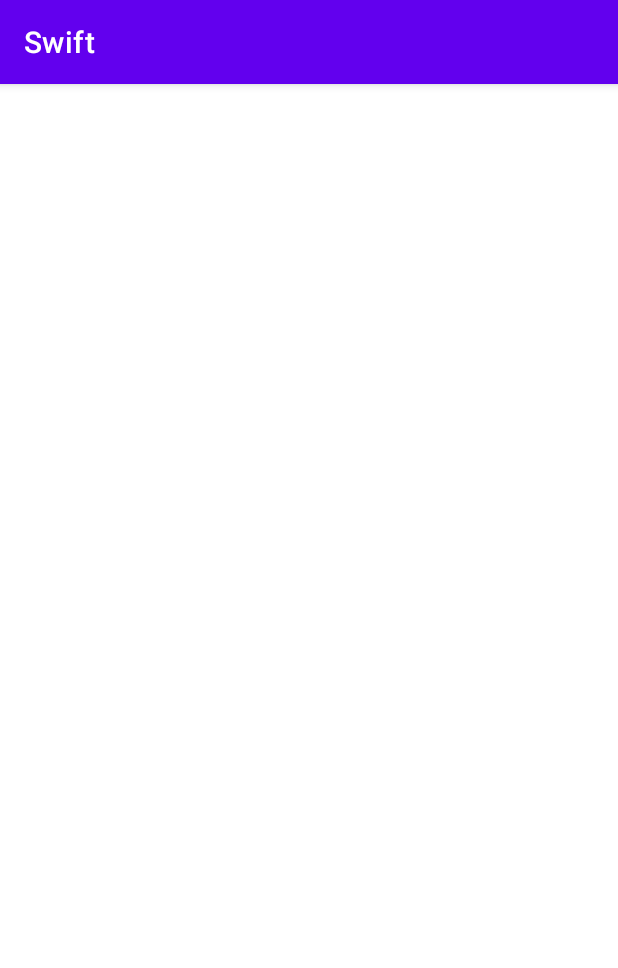
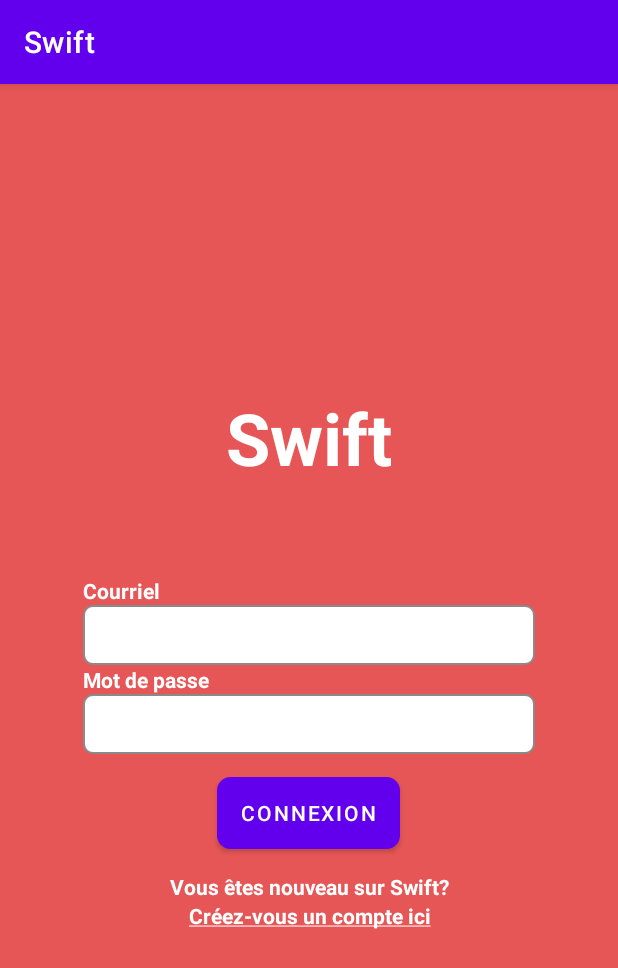
Before and after one commit to FrederickPerazzelli/projetMobile, an Android app: the LoginActivity screen opened directly, with no data from a screen before it, on a phone screen of 412 x 824 dp. Shown: the top 968 px of the screen. Run offline under Robolectric (Android 15) with nearby library versions, the phone set to English and light mode, and no system bars.

```diff
--- a/app/src/main/java/com/example/projetmobile/DBManager.java
+++ b/app/src/main/java/com/example/projetmobile/DBManager.java
@@ -1,6 +1,7 @@
 package com.example.projetmobile;
 
 import android.content.Context;
+import android.database.Cursor;
 import android.database.sqlite.SQLiteDatabase;
 
 public class DBManager {
@@ -13,4 +14,8 @@ public class DBManager {
         this.mydb.execSQL("CREATE TABLE IF NOT EXISTS User(id INTEGER PRIMARY KEY, email VARCHAR(128), firstName VARCHAR(255), lastName VARCHAR(255), intitution VARCHAR(255), field VARCHAR(255), phone BIGINT, birthdate DATE, image BLOB);");
         this.mydb.execSQL("CREATE TABLE IF NOT EXISTS Meeting(id INTEGER PRIMARY KEY, tutor VARCHAR(255), status VARCHAR(255), motive VARCHAR(255), meetingTime DATETIME, location VARCHAR(255), comments VARCHAR(255));");
     }
+
+    public void syncDB() {
+
+    }
 }
--- a/app/src/main/java/com/example/projetmobile/RegisterActivity.java
+++ b/app/src/main/java/com/example/projetmobile/RegisterActivity.java
@@ -46,20 +46,20 @@ public class RegisterActivity extends AppCompatActivity {
                     user.setBirthdate(dateText);
                     user.setPassword(pass1);
 
-                    /*Intent intent = new Intent(RegisterActivity.this, ProfileActivity.class);
+                    Intent intent = new Intent(RegisterActivity.this, ProfileActivity.class);
                     intent.putExtra("user", user);
-                    startActivity(intent);*/
+                    startActivity(intent);
                 }
             }
         });
 
         TextView gotoLogin = findViewById(R.id.gotoLogin);
-        /*gotoLogin.setOnClickListener(new View.OnClickListener() {
+        gotoLogin.setOnClickListener(new View.OnClickListener() {
             public void onClick(View v) {
                 Intent intent = new Intent(RegisterActivity.this, LoginActivity.class);
                 startActivity(intent);
             }
-        });*/
+        });
     }
 
 
--- a/app/src/main/res/layout/activity_login.xml
+++ b/app/src/main/res/layout/activity_login.xml
@@ -1,9 +1,84 @@
 <?xml version="1.0" encoding="utf-8"?>
-<androidx.constraintlayout.widget.ConstraintLayout xmlns:android="http://schemas.android.com/apk/res/android"
+<LinearLayout xmlns:android="http://schemas.android.com/apk/res/android"
     xmlns:app="http://schemas.android.com/apk/res-auto"
     xmlns:tools="http://schemas.android.com/tools"
     android:layout_width="match_parent"
     android:layout_height="match_parent"
+    android:padding="55dp"
+    android:background="@color/mainColor"
+    android:orientation="vertical"
+    android:gravity="center"
     tools:context=".LoginActivity">
 
-</androidx.constraintlayout.widget.ConstraintLayout>
+    <TextView
+        android:layout_width="match_parent"
+        android:layout_height="wrap_content"
+        android:layout_marginBottom="60dp"
+        android:text="@string/app_name"
+        android:textColor="@color/white"
+        android:textAlignment="center"
+        android:textStyle="bold"
+        android:textSize="48sp"
+        app:layout_constraintBottom_toBottomOf="parent"
+        app:layout_constraintEnd_toEndOf="parent"
+        app:layout_constraintHorizontal_bias="0.5"
+        app:layout_constraintStart_toStartOf="parent"
+        app:layout_constraintTop_toTopOf="parent"
+        app:layout_constraintVertical_bias="0.164" />
+
+    <TextView
+        android:layout_width="match_parent"
+        android:layout_height="wrap_content"
+        android:textColor="@color/white"
+        android:textStyle="bold"
+        android:text="@string/email" />
+
+    <EditText
+        android:id="@+id/editEmail"
+        android:layout_width="match_parent"
+        android:layout_height="40dp"
+        android:background="@drawable/input"
+        android:ems="10"
+        android:inputType="textEmailAddress" />
+
+    <TextView
+        android:layout_width="match_parent"
+        android:layout_height="wrap_content"
+        android:textColor="@color/white"
+        android:textStyle="bold"
+        android:text="@string/password" />
+
+    <EditText
+        android:id="@+id/editPassword"
+        android:layout_width="match_parent"
+        android:layout_height="40dp"
+        android:background="@drawable/input"
+        android:ems="10"
+        android:inputType="textPassword"/>
+
+    <Button
+        android:id="@+id/registerButton"
+        android:layout_width="wrap_content"
+        android:layout_height="wrap_content"
+        android:layout_marginVertical="15dp"
+        android:background="@drawable/button"
+        android:text="@string/login" />
+
+    <TextView
+        android:layout_width="match_parent"
+        android:layout_height="wrap_content"
+        android:textColor="@color/white"
+        android:textStyle="bold"
+        android:textAlignment="center"
+        android:text="@string/newUser" />
+
+    <TextView
+        android:id="@+id/gotoLogin"
+        android:layout_width="match_parent"
+        android:layout_height="wrap_content"
+        android:textColor="@color/white"
+        android:textStyle="bold"
+        android:textAlignment="center"
+        android:text="@string/registerHere" />
+
+</LinearLayout>
--- a/app/src/main/res/layout/activity_register.xml
+++ b/app/src/main/res/layout/activity_register.xml
@@ -39,7 +39,7 @@
         android:layout_height="40dp"
         android:background="@drawable/input"
         android:ems="10"
-        android:inputType="textPersonName" />
+        android:inputType="textEmailAddress" />
 
     <TextView
         android:layout_width="match_parent"
@@ -92,7 +92,7 @@
         android:layout_height="wrap_content"
         android:layout_marginVertical="15dp"
         android:background="@drawable/button"
-        android:text="@string/login" />
+        android:text="@string/register" />
 
     <TextView
         android:layout_width="match_parent"
--- a/app/src/main/res/values/strings.xml
+++ b/app/src/main/res/values/strings.xml
@@ -7,4 +7,7 @@
     <string name="bithdate">Date de naissance</string>
     <string name="passwordConfirm">Confirmer le mot de passe</string>
     <string name="loginHere"><u>Connectez-vous ici</u></string>
+    <string name="register">Inscription</string>
+    <string name="newUser">Vous êtes nouveau sur Swift?</string>
+    <string name="registerHere"><u>Créez-vous un compte ici</u></string>
 </resources>
```
